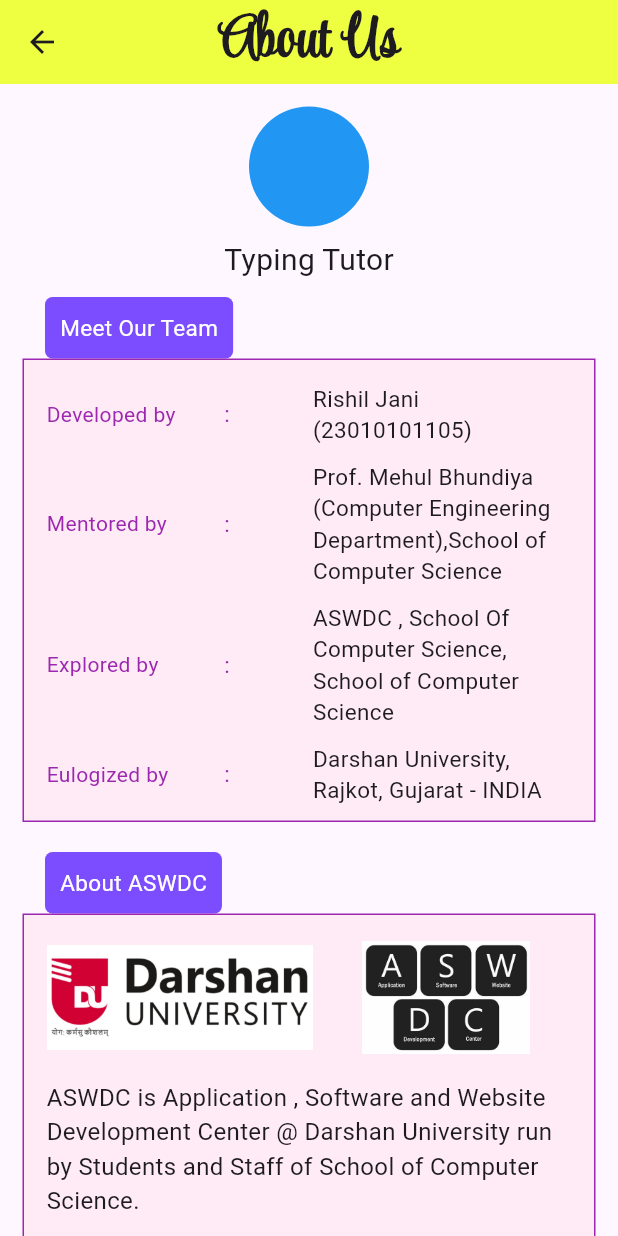
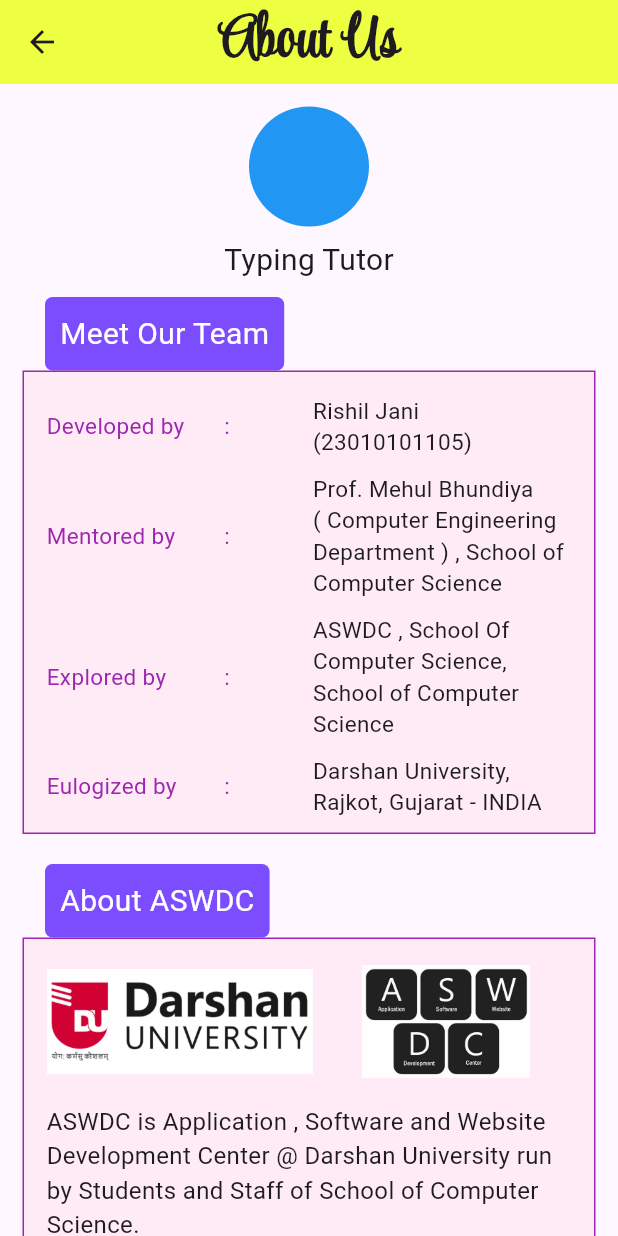
Before and after one commit to RishilJani/Matrimony-Flutter-Project, a Flutter app: the screen it shows after launch, after a tap on "About Us", on a phone screen of 412 x 824 dp. Run offline on Flutter 3.47's test engine with Material 3 defaults, Android fonts, the phone set to English and light mode, and no system bars; Roboto replaces fonts that are missing (RobotoFlex).

Commit message:
Changing fonts , password validation and removing bugs

```diff
--- a/lib/design/about_us/about_us.dart
+++ b/lib/design/about_us/about_us.dart
@@ -15,8 +15,7 @@ class AboutUs extends StatelessWidget {
           style: TextStyle(
               fontSize: 40,
               fontWeight: FontWeight.bold,
-              fontFamily: 'StyleScript'
-          ),
+              fontFamily: 'StyleScript'),
         ),
       ),
       body: SingleChildScrollView(
@@ -24,8 +23,10 @@ class AboutUs extends StatelessWidget {
         child: Padding(
           padding: const EdgeInsets.all(15.0),
           child: Column(
+
             crossAxisAlignment: CrossAxisAlignment.start,
             children: [
+              // region heading
               Row(
                 mainAxisAlignment: MainAxisAlignment.center,
                 children: [
@@ -50,23 +51,17 @@ class AboutUs extends StatelessWidget {
                   ),
                 ],
               ),
-              const SizedBox(
-                height: 10,
-              ),
+
+              // endregion heading
+
+
+              const SizedBox( height: 10, ),
 
               // region MeetOurTeam
 
-              getTitleContainer("Meet Our Team"),
-              Container(
-                padding: const EdgeInsets.only(left: 5, top: 5),
-                decoration: BoxDecoration(
-                    color: const Color.fromARGB(255, 255, 235, 245),
-                    border: Border.all(
-                      color: Colors.purple,
-                    )),
-                child: Padding(
-                  padding: const EdgeInsets.all(10.0),
-                  child: Column(
+              getContainers(
+                  "Meet Our Team",
+                  Column(
                     crossAxisAlignment: CrossAxisAlignment.start,
                     children: [
                       getRow("Developed by", "Rishil Jani (23010101105)"),
@@ -74,7 +69,7 @@ class AboutUs extends StatelessWidget {
                         height: 10,
                       ),
                       getRow('Mentored by',
-                          "Prof. Mehul Bhundiya (Computer Engineering Department),School of Computer Science "),
+                          "Prof. Mehul Bhundiya ( Computer Engineering Department ) , School of Computer Science "),
                       const SizedBox(
                         height: 10,
                       ),
@@ -86,27 +81,20 @@ class AboutUs extends StatelessWidget {
                       getRow('Eulogized by',
                           'Darshan University, Rajkot, Gujarat - INDIA'),
                     ],
-                  ),
-                ),
+                  )
               ),
 
               // endregion MeetOurTeam
 
-              const SizedBox(height: 20,),
+              const SizedBox(
+                height: 20,
+              ),
 
               // region AboutASWDC
 
-              getTitleContainer("About ASWDC"),
-              Container(
-                padding: const EdgeInsets.only(left: 5, top: 5),
-                decoration: BoxDecoration(
-                    color: const Color.fromARGB(255, 255, 235, 245),
-                    border: Border.all(
-                      color: Colors.purple,
-                    )),
-                child: Padding(
-                  padding: const EdgeInsets.all(10.0),
-                  child: Column(
+              getContainers(
+                  "About ASWDC",
+                  Column(
                 children: [
                   Row(
                     children: [
@@ -124,50 +112,48 @@ class AboutUs extends StatelessWidget {
                       )
                     ],
                   ),
-                      const SizedBox(height: 15,),
-
+                  const SizedBox(
+                    height: 15,
+                  ),
                   const Row(
                     children: [
-                          Expanded( child: Text(
+                      Expanded(
+                        child: Text(
                           'ASWDC is Application , Software and Website Development Center @ Darshan University run by Students and Staff of School of Computer Science.',
-                                style: TextStyle(
-                                  fontSize: 16
+                          style: TextStyle(fontSize: 16),
                         ),
-                              ), ),
+                      ),
                     ],
                   ),
-                      const SizedBox(height: 10,),
+                  const SizedBox(
+                    height: 10,
+                  ),
                   const Row(
                     children: [
-                          Expanded( child: Text(
+                      Expanded(
+                        child: Text(
                           'Sole purpose of Aswdc is to bridge gap between university curriculum & industry demands. Students learn cutting edge technologies, develop real world application & experience professional environment @ ASWDC under guidance of industry experts & faculty members.',
-                            style: TextStyle(
-                                fontSize: 16
+                          style: TextStyle(fontSize: 16),
                         ),
-                          ), ),
+                      ),
                     ],
                   )
+                ],
+              )
+              ),
 
-                    ],
-                  ),
-                ),
-              ),
 
               // endregion AboutASWDC
 
-              const SizedBox(height: 20,),
+              const SizedBox(
+                height: 20,
+              ),
 
               // region ContactUs
 
-              getTitleContainer('Contact Us'),
-              Container(
-                padding: const EdgeInsets.only(left: 5, top: 5),
-                decoration: BoxDecoration(
-                    color: const Color.fromARGB(255, 255, 235, 245),
-                    border: Border.all(
-                      color: Colors.purple,
-                    )),
-                child: Column(
+              getContainers(
+                "Contact Us",
+                Column(
                   children: [
                     getInfo(Icons.mail, 'aswdc@darshan.ac.in'),
                     getInfo(Icons.phone, '+91-9727747317'),
@@ -176,10 +162,12 @@ class AboutUs extends StatelessWidget {
                 ),
               ),
 
+
               // endregion ContactUs
 
-              const SizedBox(height: 20,),
-
+              const SizedBox(
+                height: 20,
+              ),
 
               Container(
                 padding: const EdgeInsets.only(left: 5, top: 5),
@@ -194,27 +182,36 @@ class AboutUs extends StatelessWidget {
                     getInfo(CupertinoIcons.circle_grid_3x3_fill, 'More Apps'),
                     getInfo(CupertinoIcons.star, 'Rate Us'),
                     getInfo(Icons.thumb_up, 'Like us on Facebook'),
-                    getInfo(CupertinoIcons.arrow_2_circlepath, 'Like us on Facebook'),
+                    getInfo(CupertinoIcons.arrow_2_circlepath,
+                        'Like us on Facebook'),
                   ],
                 ),
               ),
 
-              const SizedBox(height: 10,),
+              const SizedBox(
+                height: 10,
+              ),
               const Column(
                 children: [
                   Row(
                     mainAxisAlignment: MainAxisAlignment.center,
                     children: [
-                      Icon(Icons.copyright,size: 20,),
-                      Text("2025 Darshan University"),],
+                      Icon(
+                        Icons.copyright,
+                        size: 20,
+                      ),
+                      Text("2025 Darshan University"),
+                    ],
                   ),
                   Text("All Rights Reserved - Privacy Policy"),
-
                   Row(
                     mainAxisAlignment: MainAxisAlignment.center,
                     children: [
                       Text("Made With "),
-                      Icon(CupertinoIcons.heart_solid,color: Colors.red,),
+                      Icon(
+                        CupertinoIcons.heart_solid,
+                        color: Colors.red,
+                      ),
                       Text(" in India")
                     ],
                   )
@@ -227,8 +224,11 @@ class AboutUs extends StatelessWidget {
     );
   }
 
-  Widget getTitleContainer(String txt) {
-    return Container(
+  Widget getContainers(String txt, item) {
+    return Column(
+      crossAxisAlignment: CrossAxisAlignment.start,
+        children: [
+      Container(
         margin: const EdgeInsets.only(left: 15),
         padding: const EdgeInsets.all(10),
         decoration: const BoxDecoration(
@@ -236,10 +236,28 @@ class AboutUs extends StatelessWidget {
             borderRadius: BorderRadius.all(Radius.circular(5))),
         child: Text(
           txt,
-        style: const TextStyle(color: Colors.white, fontSize: 15),
+          style: const TextStyle(
+              color: Colors.white,
+              fontSize: 20,
+            fontFamily: "RobotoFlex"
           ),
-    );
+        ),
+      ),
+      Container(
+        padding: const EdgeInsets.only(left: 5, top: 5),
+        decoration: BoxDecoration(
+            color: const Color.fromARGB(255, 255, 235, 245),
+            border: Border.all(
+              color: Colors.purple,
+            )),
+        child: Padding(
+            padding: EdgeInsets.all(10),
+          child: item,
+        ),
+      )
+    ]);
   }
+
 
   Widget getRow(String left, String right) {
     return Row(
@@ -250,24 +268,30 @@ class AboutUs extends StatelessWidget {
             left,
             style: const TextStyle(
                 color: Colors.purple,
+                fontFamily: "RobotoFlex",
+                fontSize: 15
             ),
           ),
         ),
+
         const Expanded(
           flex: 1,
           child: Text(
             ":",
             style: TextStyle(
+              fontFamily: "RobotoFlex",
               color: Colors.purple,
               fontSize: 15,
             ),
           ),
         ),
+
         Expanded(
           flex: 3,
           child: Text(
             right,
             style: const TextStyle(
+              fontFamily: "RobotoFlex",
               fontSize: 15,
             ),
           ),
@@ -276,10 +300,19 @@ class AboutUs extends StatelessWidget {
     );
   }
 
-  Widget getInfo(IconData icon,String txt){
+  Widget getInfo(IconData icon, String txt) {
     return ListTile(
-      leading: Icon(icon,color: Colors.purple,),
-      title: Text(txt),
+      leading: Icon(
+        icon,
+        color: Colors.purple,
+      ),
+      title: Text(
+          txt,
+        style: const TextStyle(
+          fontFamily: "RobotoFlex",
+
+        ),
+      ),
     );
   }
 }
--- a/lib/design/dashboard/dashboard.dart
+++ b/lib/design/dashboard/dashboard.dart
@@ -28,15 +28,15 @@ class Dashboard extends StatelessWidget {
           children: [
             Row(
               children: [
-                myItem('Add User', Icons.add, context, UserForm()),
-                myItem('User List', Icons.list_rounded, context, UserListPage(isFav: false,)),
+                myItem('Add User', Icons.add, context: context,myPage:  UserForm(),fontColor: Colors.black),
+                myItem('User List', Icons.list_rounded, context:  context, myPage:  UserListPage(isFav: false,),fontColor: Colors.black),
               ],
             ),
             const SizedBox( height: 20, ),
             Row(
               children: [
-                myItem('Favourite', CupertinoIcons.heart_fill, context, UserListPage( isFav: true,)),
-                myItem('About Us', Icons.person, context, const AboutUs()),
+                myItem('Favourite', CupertinoIcons.heart_fill, context:  context,myPage:  UserListPage( isFav: true,),fontColor: Colors.black),
+                myItem('About Us', Icons.person, context:  context, myPage:  const AboutUs(),fontColor: Colors.black),
               ],
             ),
           ],
@@ -45,7 +45,7 @@ class Dashboard extends StatelessWidget {
     );
   }
 
-  Widget myItem(String txt, IconData icon, [context, myPage]) {
+  Widget myItem(String txt, IconData icon,{context, myPage,Color? fontColor}) {
     return Expanded(
       child: InkWell(
         onTap: () {
@@ -58,9 +58,20 @@ class Dashboard extends StatelessWidget {
         child: SizedBox(
           height: 200,
           child: Card(
-              shadowColor: Colors.lightBlue,
+              shadowColor: fontColor,
               margin: const EdgeInsets.all(20),
-              elevation: 15,
+              elevation: 30,
+              child: Container(
+                decoration: const BoxDecoration(
+                  gradient: LinearGradient(
+                    begin: Alignment.topCenter,
+                    end: Alignment.bottomCenter,
+                      colors: [
+                        Color.fromARGB(255,23 , 234, 247),
+                        Color.fromARGB(255, 96, 120, 234),
+                      ],
+                  ),
+                ),
                 child: Column(
                   mainAxisSize: MainAxisSize.max,
                   mainAxisAlignment: MainAxisAlignment.center,
@@ -68,16 +79,32 @@ class Dashboard extends StatelessWidget {
                     Icon(
                         icon,
                         size: 35,
+                        color: fontColor,
                       ),
 
                     Text(
                       txt,
-                    style: const TextStyle(fontSize: 20),
+                      style: TextStyle(
+                          color: fontColor,
+                          fontFamily: 'RobotoFlex',
+                          fontSize: 20
+                      ),
                     ),
                   ],
+                ),
               )),
         ),
       ),
     );
   }
 }
+
+
+// region Redial
+// RadialGradient(
+// colors: [Colors.pinkAccent,Colors.blueAccent,Colors.blueGrey],
+// focalRadius: 1,
+// center: Alignment.center,
+// radius: 0.5
+// )
+// endregion Redial
--- a/pubspec.yaml
+++ b/pubspec.yaml
@@ -85,6 +85,9 @@ flutter:
      - family: GreatVibes
        fonts:
          - asset: assets/fonts/GreatVibes-Regular.ttf
+     - family: RobotoFlex
+       fonts:
+         - asset: assets/fonts/RobotoFlex-VariableFont_GRAD,XOPQ,XTRA,YOPQ,YTAS,YTDE,YTFI,YTLC,YTUC,opsz,slnt,wdth,wght.ttf
   #       - asset: fonts/Schuyler-Italic.ttf
   #         style: italic
   #       - asset: fonts/TrajanPro_Bold.ttf
```
Also changed, not shown: lib/backend/user.dart (+4 -4 lines), lib/design/add_user/add_edit_user.dart (+21 -2 lines), lib/design/user_list/user_details.dart (+10 -3 lines), lib/design/user_list/user_list_page.dart (+10 -30 lines), 1 other file. Lines whose indentation alone changed are shown as unchanged.
